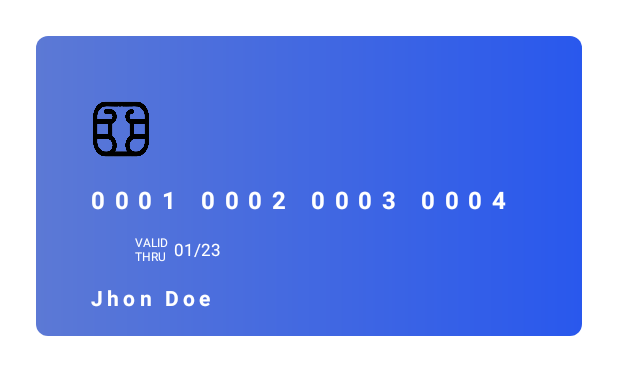
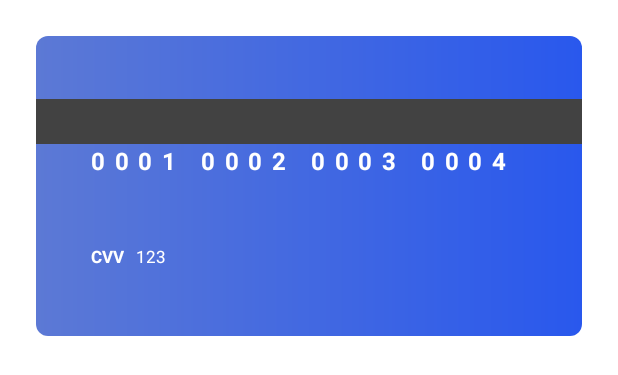
Before and after one commit to iamageo/BankCardView, an Android app: the layout bank_card_view.xml on its own in the app's theme, with its tools: preview values and no code run, on a phone screen of 412 x 824 dp. Shown: the top 375 px of the screen. Run offline under Robolectric (Android 15) with nearby library versions, the phone set to English and light mode, and no system bars.

Commit message:
implementing card back

```diff
--- a/app/src/main/java/com/iamageo/bank_card_view/MainActivity.kt
+++ b/app/src/main/java/com/iamageo/bank_card_view/MainActivity.kt
@@ -20,6 +20,7 @@ class MainActivity : AppCompatActivity() {
         binding.myBankCardView.bankCardName = "Jhon Doe"
         binding.myBankCardView.bankCardNumber = "0001 0002 0003 0004"
         binding.myBankCardView.bankCardValidate = "02/27"
+        binding.myBankCardView.bankCardCVV = "007"
 
         binding.myBankCardView.setOnClickListener {
             startAnimation(animation, binding.myBankCardView, binding.myBankCardView, 180)
--- a/bank-card-view-android/src/main/java/com/iamageo/bank_card_view_android/BankCardView.kt
+++ b/bank-card-view-android/src/main/java/com/iamageo/bank_card_view_android/BankCardView.kt
@@ -4,6 +4,7 @@ import android.content.Context
 import android.content.res.Resources
 import android.util.AttributeSet
 import android.view.LayoutInflater
+import android.view.View
 import android.widget.LinearLayout
 import kotlinx.android.synthetic.main.bank_card_view.view.*
 
@@ -31,6 +32,12 @@ class BankCardView @JvmOverloads constructor(
             bank_card_view_validate_date.text = field
         }
 
+    var bankCardCVV: String ? = ""
+        set(value) {
+            field = value
+            bank_card_view_cvv.text = field
+        }
+
     var isFrontCard: Boolean = false
         set(value) {
             field = value
@@ -43,13 +50,18 @@ class BankCardView @JvmOverloads constructor(
 
 
     private fun setupCardBankBack() {
-
+        showCardContent(isBackCard = true)
+        bank_card_view_number_reverse.text = bankCardNumber?.reversed()
     }
 
     private fun setupCardBankFront() {
-
+        showCardContent(isBackCard = false)
     }
 
+    private fun showCardContent(isBackCard: Boolean) {
+        bankCardViewBack.visibility = if (isBackCard) View.VISIBLE else View.GONE
+        bankCardViewFront.visibility = if (isBackCard) View.GONE else View.VISIBLE
+    }
 
     init {
         LayoutInflater.from(context).inflate(R.layout.bank_card_view, this, true)
@@ -62,5 +74,6 @@ class BankCardView @JvmOverloads constructor(
         bankCardName = array.getString(R.styleable.BankCardView_bankCardName)
         bankCardNumber = array.getString(R.styleable.BankCardView_bankCardNumber)
         bankCardValidate = array.getString(R.styleable.BankCardView_bankCardValidate)
+        bankCardCVV = array.getString(R.styleable.BankCardView_bankCardCVV)
     }
 }
--- a/bank-card-view-android/src/main/res/layout/bank_card_view.xml
+++ b/bank-card-view-android/src/main/res/layout/bank_card_view.xml
@@ -13,10 +13,13 @@
     app:layout_constraintTop_toTopOf="parent">
 
 
+    <!-- front card -->
     <androidx.constraintlayout.widget.ConstraintLayout
+        android:id="@+id/bankCardViewFront"
         android:layout_width="match_parent"
         android:layout_height="match_parent"
-        android:gravity="center_vertical">
+        android:gravity="center_vertical"
+        android:visibility="gone">
 
         <ImageView
             android:id="@+id/bank_card_view_chip"
@@ -47,7 +50,7 @@
             android:layout_height="wrap_content"
             android:text="@string/bank_card_validate"
             android:textColor="#fff"
-            android:textSize="8sp"
+            android:textSize="11sp"
             app:layout_constraintBottom_toTopOf="@+id/bank_card_view_name"
             app:layout_constraintEnd_toEndOf="@+id/bank_card_view_name"
             app:layout_constraintStart_toStartOf="@+id/guideline_card_vertical"
@@ -96,4 +99,74 @@
 
     </androidx.constraintlayout.widget.ConstraintLayout>
 
+    <!-- back card -->
+    <androidx.constraintlayout.widget.ConstraintLayout
+        android:id="@+id/bankCardViewBack"
+        android:layout_width="match_parent"
+        android:layout_height="match_parent"
+        android:gravity="center_vertical"
+        android:visibility="visible">
+
+        <View
+            android:id="@+id/bank_card_view_faixa"
+            android:layout_width="match_parent"
+            android:layout_height="30dp"
+            android:background="@color/cardview_dark_background"
+            app:layout_constraintTop_toTopOf="@+id/guideline2" />
+
+        <TextView
+            android:id="@+id/bank_card_view_cvv_title"
+            android:layout_width="wrap_content"
+            android:layout_height="wrap_content"
+            android:text="@string/bank_card_cvv_title"
+            android:textColor="#fff"
+            android:textSize="11sp"
+            android:textStyle="bold"
+            app:layout_constraintBottom_toBottomOf="parent"
+            app:layout_constraintStart_toStartOf="@+id/guideline3"
+            app:layout_constraintTop_toBottomOf="@+id/bank_card_view_number_reverse" />
+
+        <TextView
+            android:id="@+id/bank_card_view_cvv"
+            android:layout_width="wrap_content"
+            android:layout_height="wrap_content"
+            android:layout_margin="8dp"
+            android:text="@string/bank_card_cvv"
+            android:textColor="#fff"
+            android:textSize="11sp"
+            app:layout_constraintBottom_toBottomOf="parent"
+            app:layout_constraintStart_toEndOf="@+id/bank_card_view_cvv_title"
+            app:layout_constraintTop_toBottomOf="@+id/bank_card_view_number_reverse" />
+
+
+        <TextView
+            android:id="@+id/bank_card_view_number_reverse"
+            android:layout_width="wrap_content"
+            android:layout_height="wrap_content"
+            android:gravity="center_vertical"
+            android:letterSpacing="0.4"
+            android:text="@string/bank_card_number"
+            android:textColor="#fff"
+            android:textSize="16sp"
+            android:textStyle="bold"
+            app:layout_constraintStart_toStartOf="@+id/guideline3"
+            app:layout_constraintTop_toBottomOf="@+id/bank_card_view_faixa" />
+
+        <androidx.constraintlayout.widget.Guideline
+
+            android:id="@+id/guideline2"
+            android:layout_width="wrap_content"
+            android:layout_height="wrap_content"
+            android:orientation="horizontal"
+            app:layout_constraintGuide_percent="0.21" />
+
+        <androidx.constraintlayout.widget.Guideline
+            android:id="@+id/guideline3"
+            android:layout_width="wrap_content"
+            android:layout_height="wrap_content"
+            android:orientation="vertical"
+            app:layout_constraintGuide_percent="0.1" />
+
+    </androidx.constraintlayout.widget.ConstraintLayout>
+
 </androidx.constraintlayout.widget.ConstraintLayout>
--- a/bank-card-view-android/src/main/res/values/attrs.xml
+++ b/bank-card-view-android/src/main/res/values/attrs.xml
@@ -5,5 +5,6 @@
         <attr name="bankCardName" format="string|reference"/>
         <attr name="bankCardNumber" format="string|reference"/>
         <attr name="bankCardValidate" format="string|reference"/>
+        <attr name="bankCardCVV" format="string|reference"/>
     </declare-styleable>
 </resources>
--- a/bank-card-view-android/src/main/res/values/strings.xml
+++ b/bank-card-view-android/src/main/res/values/strings.xml
@@ -2,6 +2,7 @@
 <resources>
     <string name="bank_card_name">Jhon Doe</string>
     <string name="bank_card_number">0001 0002 0003 0004</string>
+    <string name="bank_card_cvv_title">CVV</string>
     <string name="bank_card_cvv">123</string>
     <string name="bank_card_validate">VALID\nTHRU</string>
     <string name="bank_card_validate_fake">01/23</string>
```
